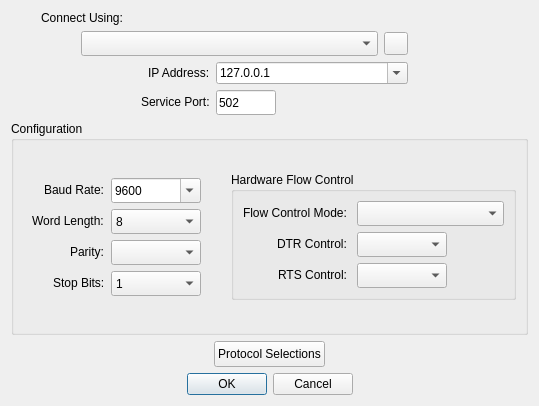
sanny32/OpenModScan, file omodscan/dialogs/dialogconnectiondetails.ui: the form before one commit.
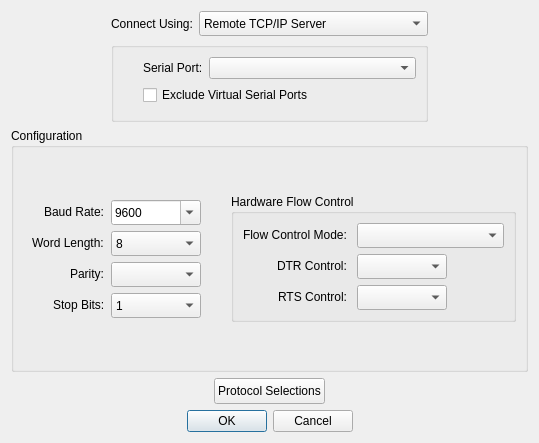
The form after the commit. The open tabs and pages were chosen to show the change. Icons and pictures are not drawn. Custom widgets are drawn as their Qt base class.

Commit message: Correct connection dialog

What changed in the file:
```diff
--- a/omodscan/dialogs/dialogconnectiondetails.ui
+++ b/omodscan/dialogs/dialogconnectiondetails.ui
@@ -7,96 +7,35 @@
     <x>0</x>
     <y>0</y>
     <width>539</width>
-    <height>406</height>
+    <height>443</height>
    </rect>
   </property>
   <property name="windowTitle">
    <string>Connection Details</string>
   </property>
-  <layout class="QVBoxLayout" name="verticalLayout_3">
-   <item>
     <layout class="QVBoxLayout" name="verticalLayout">
-     <property name="leftMargin">
-      <number>30</number>
-     </property>
      <item>
-      <widget class="QLabel" name="labelConnectUsing">
-       <property name="text">
-        <string>Connect Using:</string>
-       </property>
-      </widget>
-     </item>
-     <item>
-      <layout class="QHBoxLayout" name="horizontalLayout">
-       <item>
-        <spacer name="horizontalSpacer">
-         <property name="orientation">
-          <enum>Qt::Orientation::Horizontal</enum>
-         </property>
-         <property name="sizeType">
-          <enum>QSizePolicy::Policy::Fixed</enum>
-         </property>
-         <property name="sizeHint" stdset="0">
-          <size>
-           <width>40</width>
-           <height>20</height>
-          </size>
-         </property>
-        </spacer>
-       </item>
-       <item>
-        <widget class="ConnectionComboBox" name="comboBoxConnectUsing">
-         <property name="minimumSize">
-          <size>
-           <width>0</width>
-           <height>25</height>
-          </size>
-         </property>
-        </widget>
-       </item>
-       <item>
-        <widget class="QToolButton" name="toolButtonExcludeVirtualPorts">
-         <property name="sizePolicy">
-          <sizepolicy hsizetype="Fixed" vsizetype="Fixed">
-           <horstretch>0</horstretch>
-           <verstretch>0</verstretch>
-          </sizepolicy>
-         </property>
-         <property name="toolTip">
-          <string>Exclude Virtual Serial Ports</string>
-         </property>
-         <property name="text">
+    <layout class="QGridLayout" name="gridLayout">
+     <item row="1" column="1">
+      <widget class="QGroupBox" name="groupBox_3">
+       <property name="title">
           <string/>
          </property>
-         <property name="icon">
-          <iconset resource="../resources.qrc">
-           <normaloff>:/res/serialPortFilter.png</normaloff>:/res/serialPortFilter.png</iconset>
-         </property>
-         <property name="checkable">
-          <bool>true</bool>
-         </property>
-        </widget>
-       </item>
-       <item>
-        <spacer name="horizontalSpacer_3">
-         <property name="orientation">
-          <enum>Qt::Orientation::Horizontal</enum>
-         </property>
-         <property name="sizeType">
-          <enum>QSizePolicy::Policy::Fixed</enum>
-         </property>
-         <property name="sizeHint" stdset="0">
-          <size>
-           <width>120</width>
-           <height>20</height>
-          </size>
-         </property>
-        </spacer>
-       </item>
-      </layout>
-     </item>
+       <layout class="QVBoxLayout" name="verticalLayout_2">
+        <property name="leftMargin">
+         <number>0</number>
+        </property>
+        <property name="topMargin">
+         <number>0</number>
+        </property>
+        <property name="rightMargin">
+         <number>0</number>
+        </property>
+        <property name="bottomMargin">
+         <number>0</number>
+        </property>
      <item>
-      <layout class="QHBoxLayout" name="horizontalLayout_2">
+         <layout class="QHBoxLayout" name="horizontalLayout_3">
        <item>
         <spacer name="horizontalSpacer_2">
          <property name="orientation">
@@ -107,14 +46,19 @@
          </property>
          <property name="sizeHint" stdset="0">
           <size>
-           <width>100</width>
+              <width>20</width>
            <height>20</height>
           </size>
          </property>
         </spacer>
        </item>
        <item>
-        <layout class="QFormLayout" name="formLayout">
+           <widget class="QStackedWidget" name="connectionDetails">
+            <property name="currentIndex">
+             <number>0</number>
+            </property>
+            <widget class="QWidget" name="pageTcpConnection">
+             <layout class="QFormLayout" name="formLayout_5">
          <property name="labelAlignment">
           <set>Qt::AlignmentFlag::AlignRight|Qt::AlignmentFlag::AlignTrailing|Qt::AlignmentFlag::AlignVCenter</set>
          </property>
@@ -168,9 +112,37 @@
           </widget>
          </item>
         </layout>
-       </item>
-       <item>
-        <spacer name="horizontalSpacer_8">
+            </widget>
+            <widget class="QWidget" name="pageSerialConnection">
+             <layout class="QFormLayout" name="formLayout_6">
+              <item row="0" column="0">
+               <widget class="QLabel" name="labelSerialPort">
+                <property name="text">
+                 <string>Serial Port:</string>
+                </property>
+               </widget>
+              </item>
+              <item row="0" column="1">
+               <widget class="SerialPortComboBox" name="comboBoxSerialPort"/>
+              </item>
+              <item row="1" column="0" colspan="2">
+               <widget class="QCheckBox" name="checkBoxExcludeVirtualPorts">
+                <property name="text">
+                 <string>Exclude Virtual Serial Ports</string>
+                </property>
+               </widget>
+              </item>
+             </layout>
+            </widget>
+           </widget>
+          </item>
+         </layout>
+        </item>
+       </layout>
+      </widget>
+     </item>
+     <item row="0" column="2" rowspan="2">
+      <spacer name="horizontalSpacer_3">
          <property name="orientation">
           <enum>Qt::Orientation::Horizontal</enum>
          </property>
@@ -179,11 +151,62 @@
          </property>
          <property name="sizeHint" stdset="0">
           <size>
-           <width>120</width>
+         <width>100</width>
            <height>20</height>
           </size>
          </property>
         </spacer>
+     </item>
+     <item row="0" column="0" rowspan="2">
+      <spacer name="horizontalSpacer">
+       <property name="orientation">
+        <enum>Qt::Orientation::Horizontal</enum>
+       </property>
+       <property name="sizeType">
+        <enum>QSizePolicy::Policy::Fixed</enum>
+       </property>
+       <property name="sizeHint" stdset="0">
+        <size>
+         <width>100</width>
+         <height>20</height>
+        </size>
+       </property>
+      </spacer>
+     </item>
+     <item row="0" column="1">
+      <layout class="QHBoxLayout" name="horizontalLayout">
+       <item>
+        <widget class="QLabel" name="labelConnectUsing">
+         <property name="sizePolicy">
+          <sizepolicy hsizetype="Fixed" vsizetype="Preferred">
+           <horstretch>0</horstretch>
+           <verstretch>0</verstretch>
+          </sizepolicy>
+         </property>
+         <property name="text">
+          <string>Connect Using:</string>
+         </property>
+        </widget>
+       </item>
+       <item>
+        <widget class="QComboBox" name="comboBoxConnectUsing">
+         <property name="minimumSize">
+          <size>
+           <width>0</width>
+           <height>25</height>
+          </size>
+         </property>
+         <item>
+          <property name="text">
+           <string>Remote TCP/IP Server</string>
+          </property>
+         </item>
+         <item>
+          <property name="text">
+           <string>Direct Connection to Serial Port</string>
+          </property>
+         </item>
+        </widget>
        </item>
       </layout>
      </item>
@@ -519,11 +542,6 @@
    <extends>QComboBox</extends>
    <header>numericcombobox.h</header>
   </customwidget>
-  <customwidget>
-   <class>ConnectionComboBox</class>
-   <extends>QComboBox</extends>
-   <header>connectioncombobox.h</header>
-  </customwidget>
   <customwidget>
    <class>ParityTypeComboBox</class>
    <extends>QComboBox</extends>
@@ -544,6 +562,11 @@
    <extends>QComboBox</extends>
    <header>hostscombobox.h</header>
   </customwidget>
+  <customwidget>
+   <class>SerialPortComboBox</class>
+   <extends>QComboBox</extends>
+   <header>serialportcombobox.h</header>
+  </customwidget>
  </customwidgets>
  <resources>
   <include location="../resources.qrc"/>
```
Left out of the diff: 6 changed lines with no effect on the pictures. Lines whose indentation alone changed are shown as unchanged. The commit also changes 10 other files.
